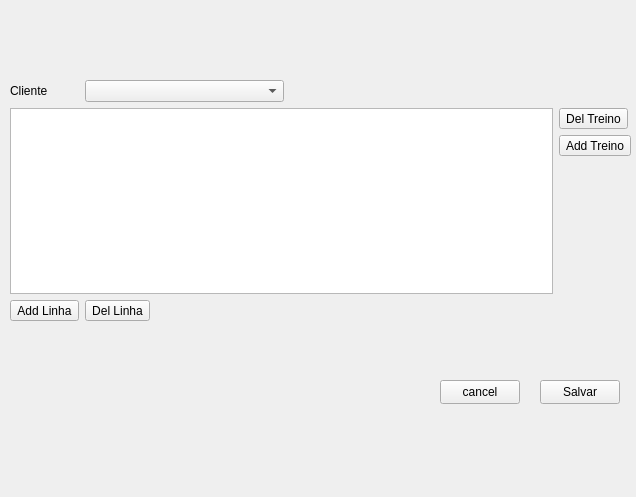
Above: ProgramaWindow.ui from luizafcamerini/ModelagemSoftware before the change. Below: the same form after it.
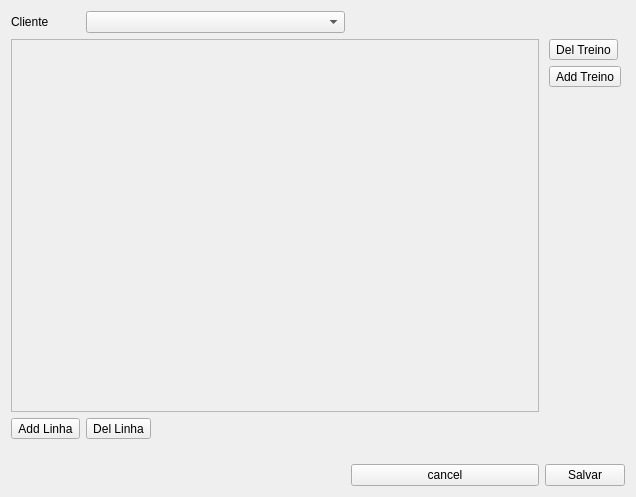
That is the form after the change.

Commit message: Programa window refact

```diff
--- a/ProgramaWindow.ui
+++ b/ProgramaWindow.ui
@@ -13,70 +13,20 @@
   <property name="windowTitle">
    <string>MainWindow</string>
   </property>
-  <widget class="QPushButton" name="cancel_button">
-   <property name="geometry">
-    <rect>
-     <x>440</x>
-     <y>380</y>
-     <width>80</width>
-     <height>24</height>
-    </rect>
-   </property>
-   <property name="text">
-    <string>cancel</string>
-   </property>
-  </widget>
-  <widget class="QPushButton" name="salvar_button">
-   <property name="geometry">
-    <rect>
-     <x>540</x>
-     <y>380</y>
-     <width>80</width>
-     <height>24</height>
-    </rect>
-   </property>
-   <property name="text">
-    <string>Salvar</string>
-   </property>
-  </widget>
-  <widget class="QWidget" name="gridLayoutWidget_2">
-   <property name="geometry">
-    <rect>
-     <x>10</x>
-     <y>80</y>
-     <width>621</width>
-     <height>241</height>
-    </rect>
-   </property>
+  <layout class="QGridLayout" name="gridLayout_3">
+   <item row="0" column="0">
    <layout class="QGridLayout" name="gridLayout_2">
-    <item row="4" column="2" colspan="3">
-     <spacer name="horizontalSpacer_2">
-      <property name="orientation">
-       <enum>Qt::Horizontal</enum>
-      </property>
-      <property name="sizeHint" stdset="0">
-       <size>
-        <width>40</width>
-        <height>20</height>
-       </size>
-      </property>
-     </spacer>
-    </item>
-    <item row="4" column="1">
-     <widget class="QToolButton" name="del_linha">
+     <item row="0" column="1" colspan="2">
+      <widget class="QComboBox" name="cliente_c_box"/>
+     </item>
+     <item row="0" column="0">
+      <widget class="QLabel" name="cliente_label">
       <property name="text">
-       <string>Del Linha</string>
+        <string>Cliente</string>
       </property>
      </widget>
     </item>
-    <item row="4" column="0">
-     <widget class="QToolButton" name="add_linha">
-      <property name="text">
-       <string>Add Linha</string>
-      </property>
-     </widget>
-    </item>
-    <item row="2" column="5">
+     <item row="2" column="4">
      <spacer name="verticalSpacer">
       <property name="orientation">
        <enum>Qt::Vertical</enum>
@@ -89,20 +39,7 @@
       </property>
      </spacer>
     </item>
-    <item row="1" column="0" rowspan="2" colspan="5">
-     <widget class="QTableWidget" name="tableWidget">
-      <property name="editTriggers">
-       <set>QAbstractItemView::NoEditTriggers</set>
-      </property>
-      <property name="dragEnabled">
-       <bool>true</bool>
-      </property>
-      <property name="selectionMode">
-       <enum>QAbstractItemView::SingleSelection</enum>
-      </property>
-     </widget>
-    </item>
-    <item row="1" column="5">
+     <item row="1" column="4">
      <layout class="QGridLayout" name="gridLayout">
       <item row="0" column="0">
        <widget class="QToolButton" name="del_treino">
@@ -120,18 +57,98 @@
       </item>
      </layout>
     </item>
+     <item row="4" column="4" rowspan="4">
+      <spacer name="verticalSpacer_2">
+       <property name="orientation">
+        <enum>Qt::Vertical</enum>
+       </property>
+       <property name="sizeHint" stdset="0">
+        <size>
+         <width>20</width>
+         <height>40</height>
+        </size>
+       </property>
+      </spacer>
+     </item>
+     <item row="8" column="0" colspan="3">
+      <spacer name="horizontalSpacer">
+       <property name="orientation">
+        <enum>Qt::Horizontal</enum>
+       </property>
+       <property name="sizeHint" stdset="0">
+        <size>
+         <width>40</width>
+         <height>20</height>
+        </size>
+       </property>
+      </spacer>
+     </item>
+     <item row="4" column="2" colspan="2">
+      <spacer name="horizontalSpacer_2">
+       <property name="orientation">
+        <enum>Qt::Horizontal</enum>
+       </property>
+       <property name="sizeHint" stdset="0">
+        <size>
+         <width>40</width>
+         <height>20</height>
+        </size>
+       </property>
+      </spacer>
+     </item>
+     <item row="4" column="0">
+      <widget class="QToolButton" name="add_linha">
+       <property name="text">
+        <string>Add Linha</string>
+       </property>
+      </widget>
+     </item>
+     <item row="8" column="3">
+      <widget class="QPushButton" name="cancel_button">
+       <property name="text">
+        <string>cancel</string>
+       </property>
+      </widget>
+     </item>
+     <item row="8" column="4">
+      <widget class="QPushButton" name="salvar_button">
+       <property name="text">
+        <string>Salvar</string>
+       </property>
+      </widget>
+     </item>
+     <item row="4" column="1">
+      <widget class="QToolButton" name="del_linha">
+       <property name="text">
+        <string>Del Linha</string>
+       </property>
+      </widget>
+     </item>
+     <item row="1" column="0" rowspan="2" colspan="4">
+      <widget class="QScrollArea" name="scrollArea">
+       <property name="widgetResizable">
+        <bool>true</bool>
+       </property>
+       <widget class="QWidget" name="scrollAreaWidgetContents_2">
+        <property name="geometry">
+         <rect>
+          <x>0</x>
+          <y>0</y>
+          <width>455</width>
+          <height>369</height>
+         </rect>
+        </property>
+        <layout class="QGridLayout" name="gridLayout_4">
     <item row="0" column="0">
-     <widget class="QLabel" name="cliente_label">
-      <property name="text">
-       <string>Cliente</string>
-      </property>
-     </widget>
-    </item>
-    <item row="0" column="1" colspan="2">
-     <widget class="QComboBox" name="cliente_c_box"/>
-    </item>
-   </layout>
-  </widget>
+          <layout class="QVBoxLayout" name="programa_layout"/>
+         </item>
+        </layout>
+       </widget>
+      </widget>
+     </item>
+    </layout>
+   </item>
+  </layout>
  </widget>
  <resources/>
  <connections/>
```
Lines whose indentation alone changed are shown as unchanged. The commit also changes 2 other files.
